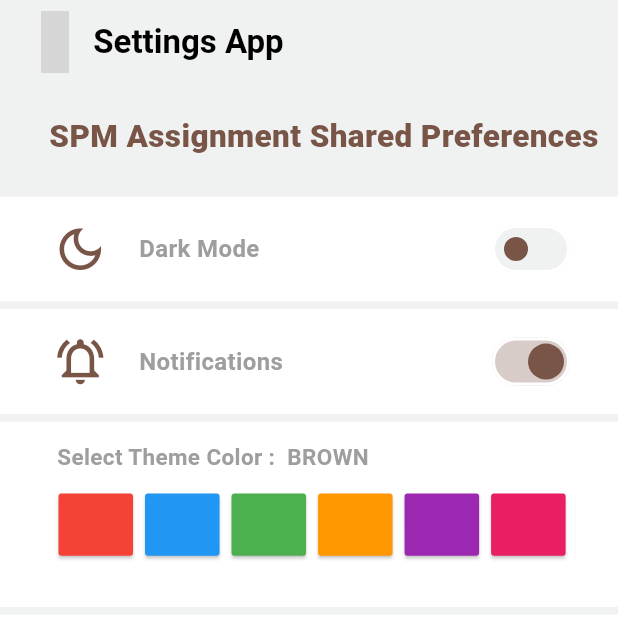
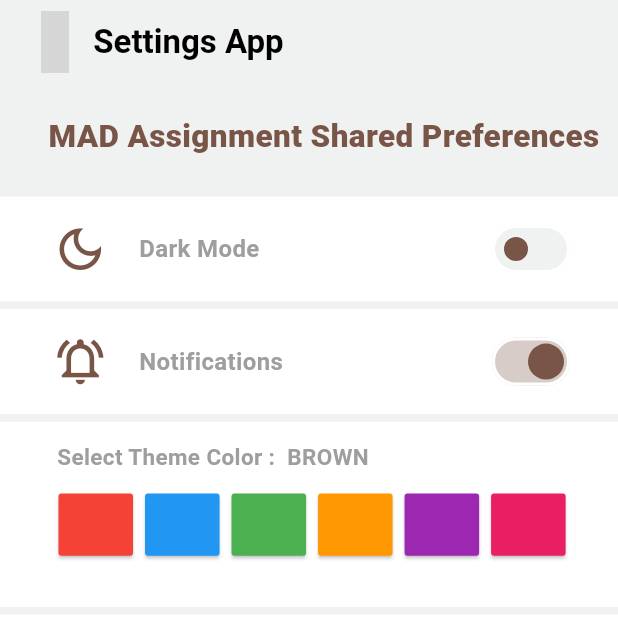
Before and after one commit to victor99099/MAD-Assignment-SharedPreferenceDemo, a Flutter app: the SettingScreen screen opened directly, on a phone screen of 412 x 824 dp, the top half of it. Run offline on Flutter 3.47's test engine with Material 3 defaults, Android fonts, the phone set to English and light mode, and no system bars; our stand-ins replace get, iconsax, lottie, shared_preferences, velocity_x; accounts and stored records are empty; grey boxes are pictures that could not be loaded.

Commit message:
Update mainSettingScreen.dart

```diff
--- a/lib/View/mainSettingScreen.dart
+++ b/lib/View/mainSettingScreen.dart
@@ -77,7 +77,7 @@ class _SettingScreenState extends State<SettingScreen> {
                               scrollDirection: Axis.vertical,
                               shrinkWrap: true,
                               children: [
-                                "SPM Assignment Shared Preferences"
+                                "MAD Assignment Shared Preferences"
                                     .text
                                     .extraBold
                                     .xl2
```
